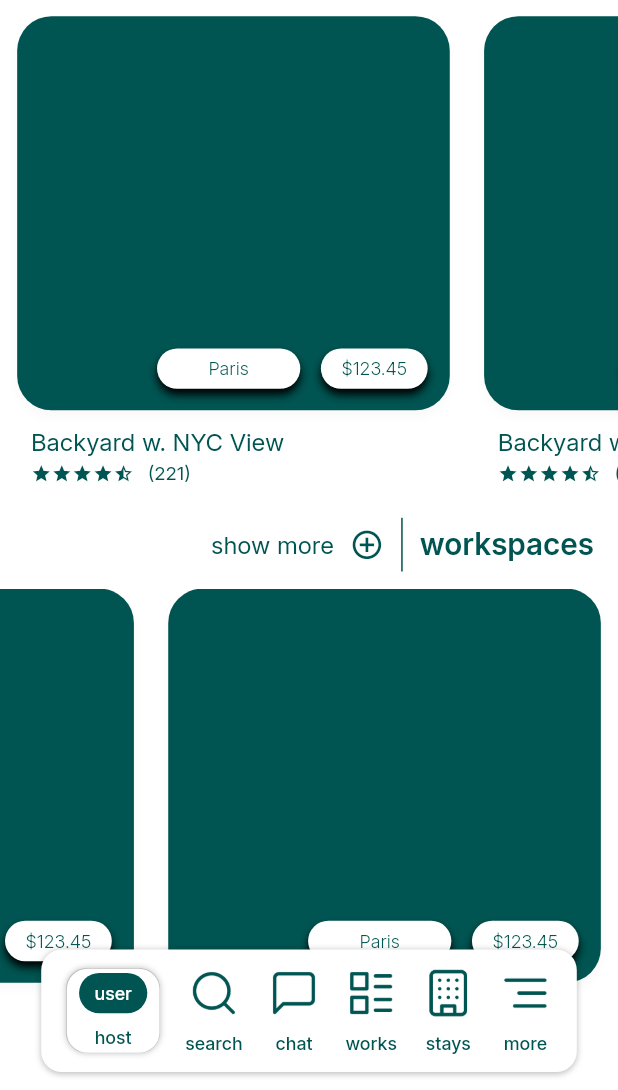
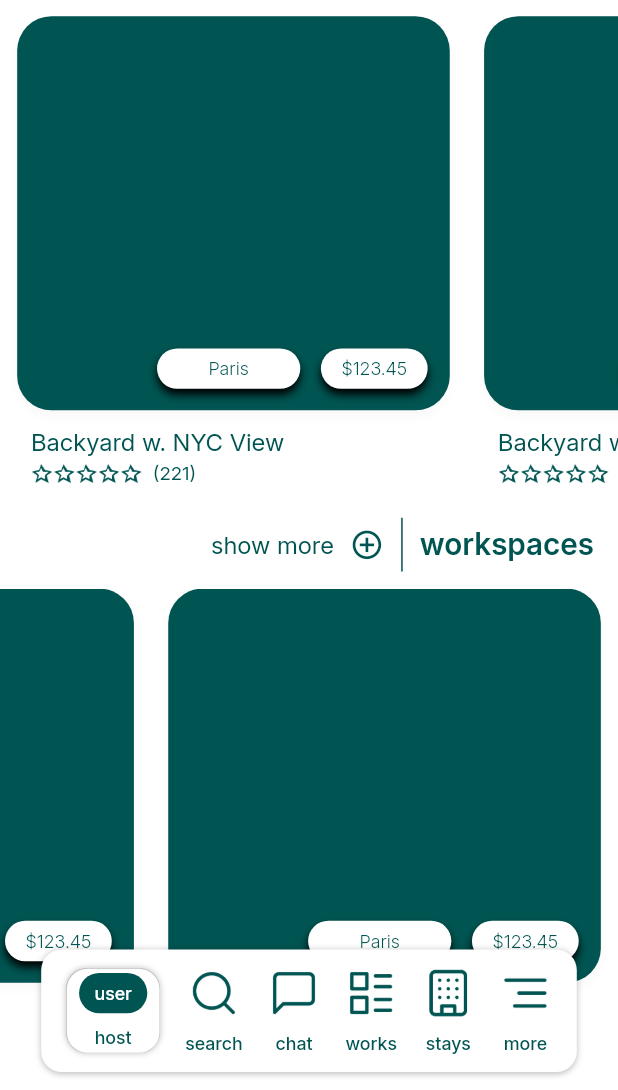
Before and after one commit to deepanshdubey/balcony-flutter, a Flutter app: the HomePage screen opened by its route, scrolled down 526 dp, on a phone screen of 412 x 824 dp, the part 146-1236 px from its top. Run offline on Flutter 3.47's test engine with Material 3 defaults, Android fonts, the light colour scheme and no system bars; our stand-ins replace auto_route, cached_network_image, flutter_mobx, flutter_screenutil, form_field_validator, get_it and 3 more; accounts and stored records are empty; generated files the repository leaves out were written again.

Commit message:
star asset added

```diff
--- a/lib/core/assets/asset_manager.dart
+++ b/lib/core/assets/asset_manager.dart
@@ -33,6 +33,8 @@ class AssetManager {
   String get beds => Assets.imagesBeds;
 
   String get baths => Assets.imagesBaths;
+
+  String get ratingStar => Assets.imagesRatingStar;
 }
 
 final assetManager = locator<AssetManager>();
--- a/lib/ui/home/ui/tabs/user_and_host/widget/property_widget.dart
+++ b/lib/ui/home/ui/tabs/user_and_host/widget/property_widget.dart
@@ -1,3 +1,5 @@
+import 'package:balcony/values/extensions/theme_ext.dart';
+import 'package:balcony/widget/app_image.dart';
 import 'package:flutter/material.dart';
 import 'package:flutter_screenutil/flutter_screenutil.dart';
 
@@ -43,7 +45,6 @@ class PropertyWidget extends StatelessWidget {
                       style: theme.textTheme.titleMedium?.copyWith(
                         fontSize: 12.spMin,
                         fontWeight: FontWeight.w300,
-
                       )),
                   horizontalPadding: 30.w),
               chip(
@@ -72,7 +73,7 @@ class PropertyWidget extends StatelessWidget {
           children: [
             8.horizontalSpace,
             buildRatingStars(theme, rating), // Display stars based on rating
-            8.horizontalSpace,
+            6.horizontalSpace,
             Text(
               '($reviews)',
               style: theme.textTheme.titleMedium?.copyWith(
@@ -118,21 +119,27 @@ class PropertyWidget extends StatelessWidget {
     return Row(
       children: List.generate(5, (index) {
         if (index < fullStars) {
-          return Icon(
-            Icons.star,
-            color: theme.primaryColor,
-            size: 12.r,
+          return Padding(
+            padding: EdgeInsets.symmetric(horizontal: .5.w),
+            child: AppImage(
+              assetPath: theme.assets.ratingStar,
+              height: 12.r,
+              width: 12.r,
+            ),
           );
         } else if (index == fullStars && hasHalfStar) {
-          return Icon(
-            Icons.star_half,
-            color: theme.primaryColor,
-            size: 12.r,
+          return Padding(
+            padding: EdgeInsets.symmetric(horizontal: .5.w),
+            child: AppImage(
+              assetPath: theme.assets.ratingStar,
+              height: 12.r,
+              width: 12.r,
+            ),
           );
         } else {
           return Icon(
             Icons.star_border,
-            color: theme.primaryColor,
+            color: Colors.transparent,
             size: 12.r,
           );
         }
```
Also changed, not shown: assets/images/rating_star.png (added).
